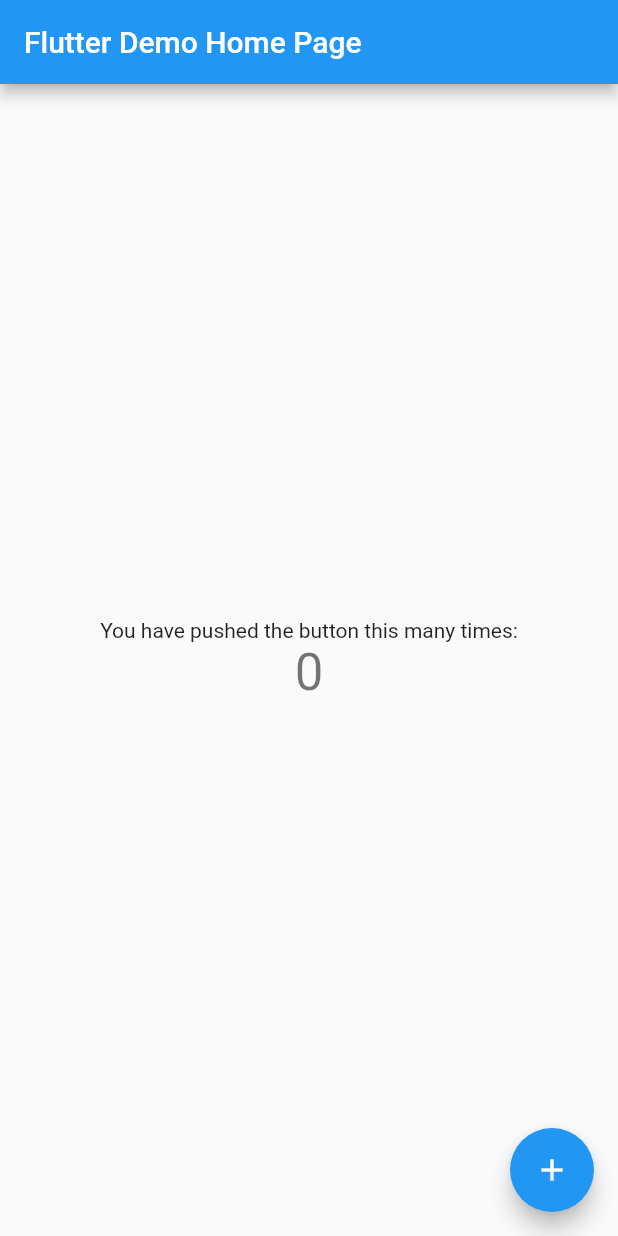
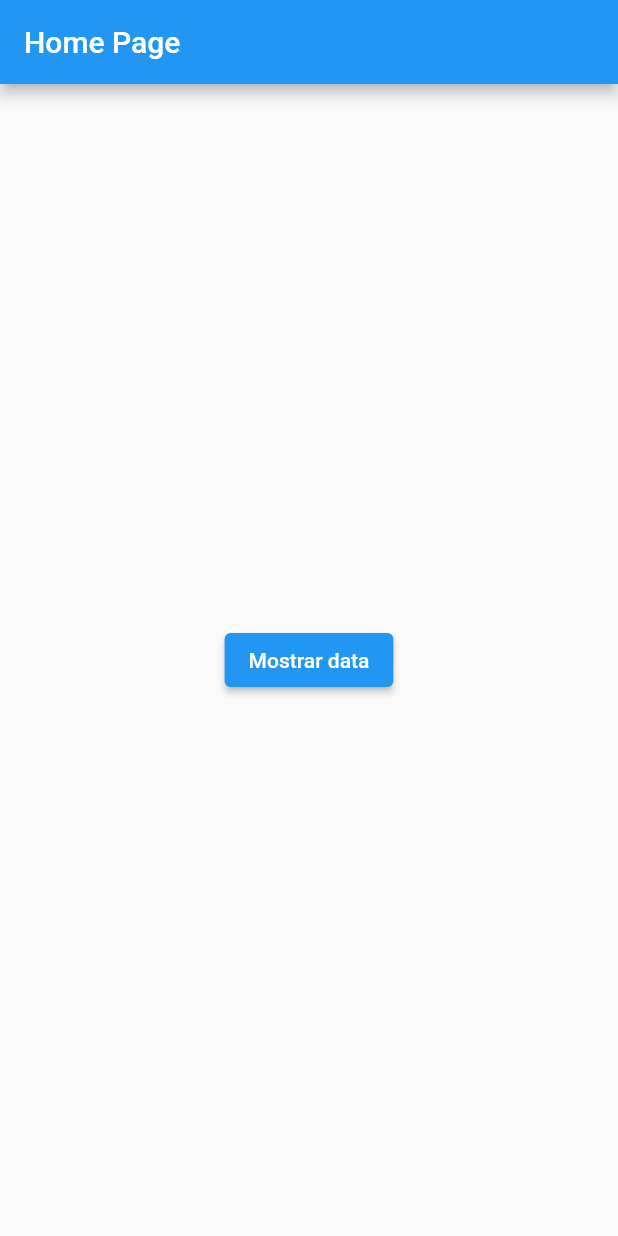
Before and after one commit to kasdeya78/semana9, a Flutter app: the screen it shows after launch, on a phone screen of 412 x 824 dp. Run offline on Flutter 3.47's test engine with Material 2 defaults, Android fonts, the phone set to English and light mode, and no system bars.

Commit message:
Version 1.1 - video3

```diff
--- /dev/null
+++ b/lib/db/db_admin.dart
@@ -0,0 +1 @@
+class DBAdmin {}
--- a/lib/main.dart
+++ b/lib/main.dart
@@ -1,115 +1,17 @@
 import 'package:flutter/material.dart';
+import 'package:semana9/pages/home_page.dart';
 
-void main() {
-  runApp(const MyApp());
-}
+void main() => runApp(const MyApp());
 
 class MyApp extends StatelessWidget {
   const MyApp({super.key});
 
-  // This widget is the root of your application.
   @override
   Widget build(BuildContext context) {
     return MaterialApp(
-      title: 'Flutter Demo',
-      theme: ThemeData(
-        // This is the theme of your application.
-        //
-        // Try running your application with "flutter run". You'll see the
-        // application has a blue toolbar. Then, without quitting the app, try
-        // changing the primarySwatch below to Colors.green and then invoke
-        // "hot reload" (press "r" in the console where you ran "flutter run",
-        // or simply save your changes to "hot reload" in a Flutter IDE).
-        // Notice that the counter didn't reset back to zero; the application
-        // is not restarted.
-        primarySwatch: Colors.blue,
-      ),
-      home: const MyHomePage(title: 'Flutter Demo Home Page'),
+      title: 'taskDB App',
+      debugShowCheckedModeBanner: false,
+      home: HomePage(),
     );
   }
 }
-
-class MyHomePage extends StatefulWidget {
-  const MyHomePage({super.key, required this.title});
-
-  // This widget is the home page of your application. It is stateful, meaning
-  // that it has a State object (defined below) that contains fields that affect
-  // how it looks.
-
-  // This class is the configuration for the state. It holds the values (in this
-  // case the title) provided by the parent (in this case the App widget) and
-  // used by the build method of the State. Fields in a Widget subclass are
-  // always marked "final".
-
-  final String title;
-
-  @override
-  State<MyHomePage> createState() => _MyHomePageState();
-}
-
-class _MyHomePageState extends State<MyHomePage> {
-  int _counter = 0;
-
-  void _incrementCounter() {
-    setState(() {
-      // This call to setState tells the Flutter framework that something has
-      // changed in this State, which causes it to rerun the build method below
-      // so that the display can reflect the updated values. If we changed
-      // _counter without calling setState(), then the build method would not be
-      // called again, and so nothing would appear to happen.
-      _counter++;
-    });
-  }
-
-  @override
-  Widget build(BuildContext context) {
-    // This method is rerun every time setState is called, for instance as done
-    // by the _incrementCounter method above.
-    //
-    // The Flutter framework has been optimized to make rerunning build methods
-    // fast, so that you can just rebuild anything that needs updating rather
-    // than having to individually change instances of widgets.
-    return Scaffold(
-      appBar: AppBar(
-        // Here we take the value from the MyHomePage object that was created by
-        // the App.build method, and use it to set our appbar title.
-        title: Text(widget.title),
-      ),
-      body: Center(
-        // Center is a layout widget. It takes a single child and positions it
-        // in the middle of the parent.
-        child: Column(
-          // Column is also a layout widget. It takes a list of children and
-          // arranges them vertically. By default, it sizes itself to fit its
-          // children horizontally, and tries to be as tall as its parent.
-          //
-          // Invoke "debug painting" (press "p" in the console, choose the
-          // "Toggle Debug Paint" action from the Flutter Inspector in Android
-          // Studio, or the "Toggle Debug Paint" command in Visual Studio Code)
-          // to see the wireframe for each widget.
-          //
-          // Column has various properties to control how it sizes itself and
-          // how it positions its children. Here we use mainAxisAlignment to
-          // center the children vertically; the main axis here is the vertical
-          // axis because Columns are vertical (the cross axis would be
-          // horizontal).
-          mainAxisAlignment: MainAxisAlignment.center,
-          children: <Widget>[
-            const Text(
-              'You have pushed the button this many times:',
-            ),
-            Text(
-              '$_counter',
-              style: Theme.of(context).textTheme.headline4,
-            ),
-          ],
-        ),
-      ),
-      floatingActionButton: FloatingActionButton(
-        onPressed: _incrementCounter,
-        tooltip: 'Increment',
-        child: const Icon(Icons.add),
-      ), // This trailing comma makes auto-formatting nicer for build methods.
-    );
-  }
-}
--- /dev/null
+++ b/lib/pages/home_page.dart
@@ -0,0 +1,25 @@
+import 'package:flutter/material.dart';
+
+class HomePage extends StatelessWidget {
+  const HomePage({super.key});
+
+  @override
+  Widget build(BuildContext context) {
+    return Scaffold(
+      appBar: AppBar(
+        title: Text("Home Page"),
+      ),
+      body: Center(
+        child: Column(
+          mainAxisAlignment: MainAxisAlignment.center,
+          children: [
+            ElevatedButton(
+              onPressed: () {},
+              child: Text("Mostrar data"),
+            )
+          ],
+        ),
+      ),
+    );
+  }
+}
--- a/pubspec.yaml
+++ b/pubspec.yaml
@@ -36,6 +36,9 @@
   # The following adds the Cupertino Icons font to your application.
   # Use with the CupertinoIcons class for iOS style icons.
   cupertino_icons: ^1.0.2
+  sqflite: ^2.1.0+1
+  path_provider: ^2.0.11
+  path: ^1.8.2
 
 dev_dependencies:
   flutter_test:
```
Also changed, not shown: pubspec.lock, 1 other file.
